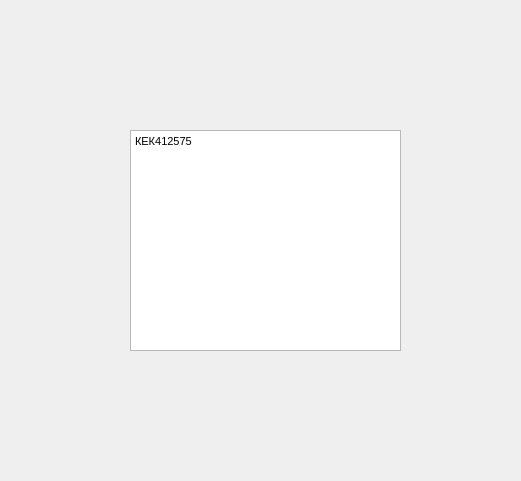
Before: the Qt Designer form Kurse/fifth_main_menu_widget.ui in Aleksandra06/Travel_guide, drawn with Qt 5.
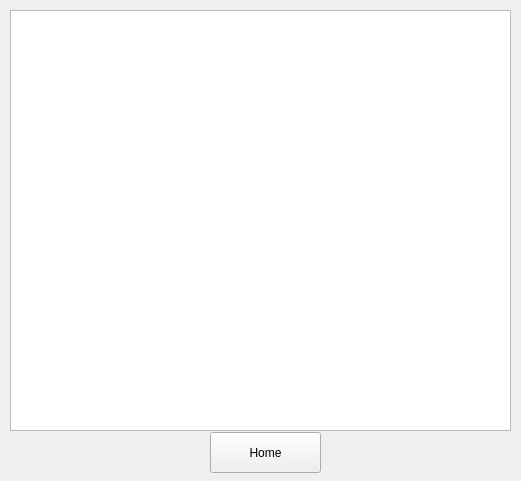
After: the same form once the commit is applied.

What changed in the file:
```diff
--- a/Kurse/fifth_main_menu_widget.ui
+++ b/Kurse/fifth_main_menu_widget.ui
@@ -13,22 +13,27 @@
   <property name="windowTitle">
    <string>Form</string>
   </property>
-  <widget class="QTextEdit" name="textEdit">
+  <widget class="QTextBrowser" name="textBrowser">
    <property name="geometry">
     <rect>
-     <x>130</x>
-     <y>130</y>
-     <width>271</width>
-     <height>221</height>
+     <x>10</x>
+     <y>10</y>
+     <width>501</width>
+     <height>421</height>
     </rect>
    </property>
-   <property name="html">
-    <string>&lt;!DOCTYPE HTML PUBLIC &quot;-//W3C//DTD HTML 4.0//EN&quot; &quot;http://www.w3.org/TR/REC-html40/strict.dtd&quot;&gt;
-&lt;html&gt;&lt;head&gt;&lt;meta name=&quot;qrichtext&quot; content=&quot;1&quot; /&gt;&lt;style type=&quot;text/css&quot;&gt;
-p, li { white-space: pre-wrap; }
-&lt;/style&gt;&lt;/head&gt;&lt;body style=&quot; font-family:'MS Shell Dlg 2'; font-size:8.25pt; font-weight:400; font-style:normal;&quot;&gt;
-&lt;p style=&quot; margin-top:0px; margin-bottom:0px; margin-left:0px; margin-right:0px; -qt-block-indent:0; text-indent:0px;&quot;&gt;КЕК412575&lt;/p&gt;
-&lt;p style=&quot;-qt-paragraph-type:empty; margin-top:0px; margin-bottom:0px; margin-left:0px; margin-right:0px; -qt-block-indent:0; text-indent:0px;&quot;&gt;&lt;br /&gt;&lt;/p&gt;&lt;/body&gt;&lt;/html&gt;</string>
+  </widget>
+  <widget class="QPushButton" name="pushButton">
+   <property name="geometry">
+    <rect>
+     <x>210</x>
+     <y>432</y>
+     <width>111</width>
+     <height>41</height>
+    </rect>
+   </property>
+   <property name="text">
+    <string>Home</string>
    </property>
   </widget>
  </widget>
```
